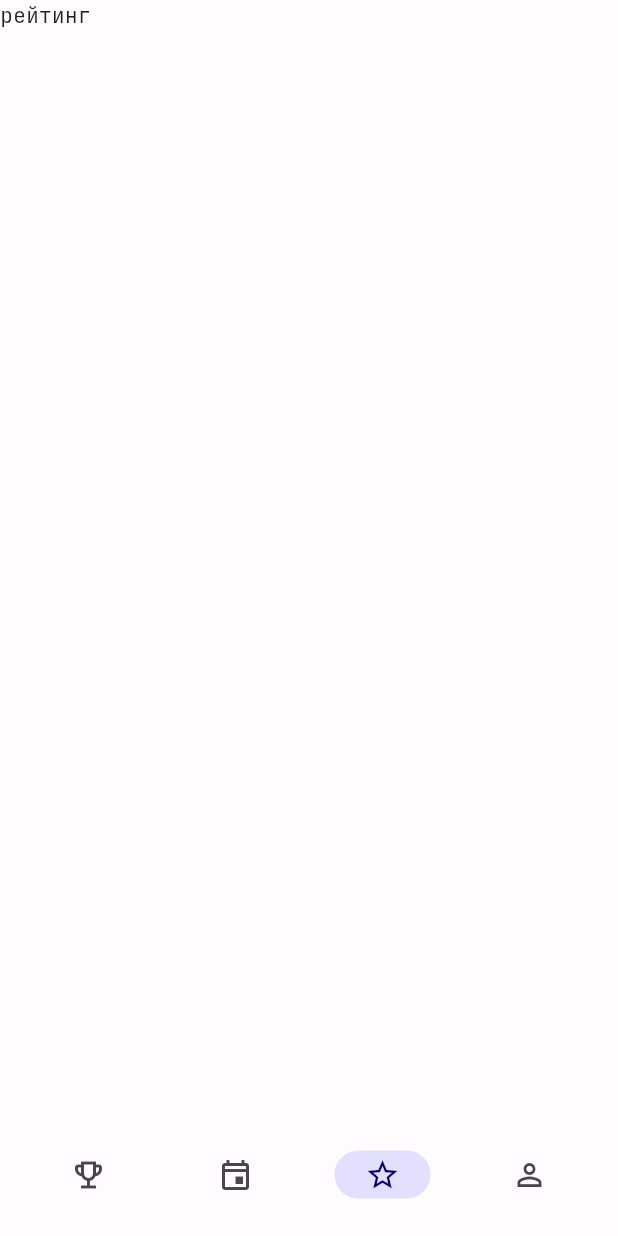
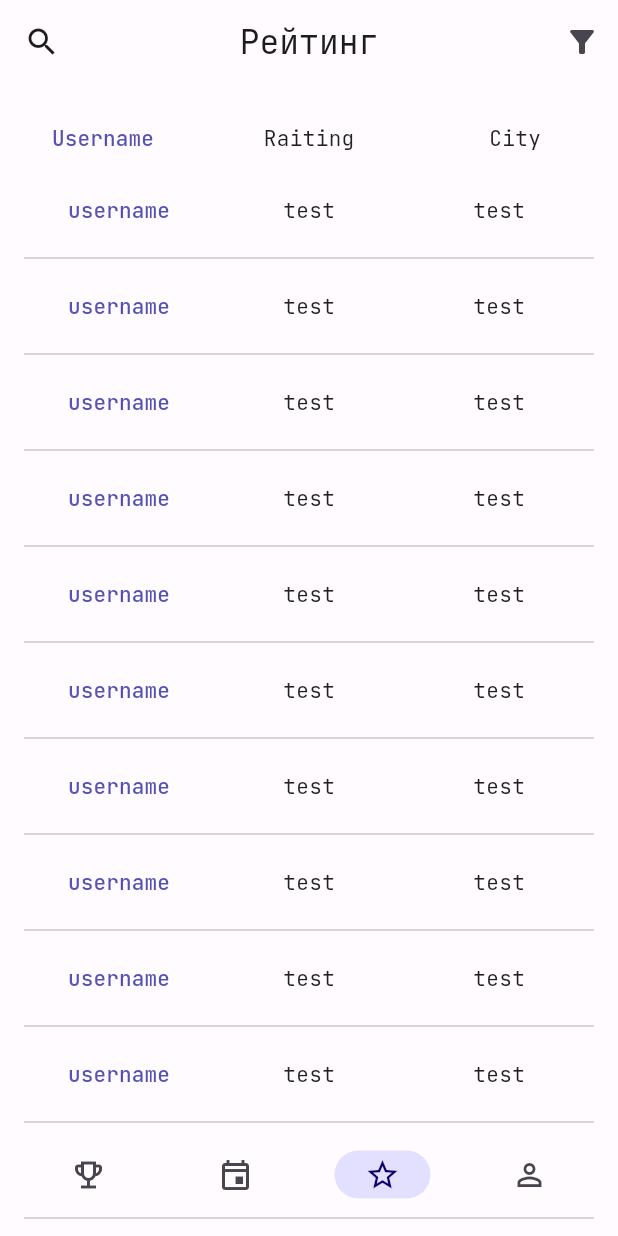
Before and after one commit to netos23/fsp_russia_app, a Flutter app: the screen it shows after launch, item 3 of the bottom bar chosen, on a phone screen of 412 x 824 dp. Run offline on Flutter 3.47's test engine with Material 2 defaults, Android fonts, the phone set to English and light mode, and no system bars; our stand-ins replace auto_route, flutter_widget_from_html_core, google_fonts, shimmer, table_calendar; missing offline and left inert: markdown; network calls fail.

Commit message:
changed rating screen

```diff
--- a/lib/screens/rating_screen/rating_screen.dart
+++ b/lib/screens/rating_screen/rating_screen.dart
@@ -1,5 +1,8 @@
 import 'package:auto_route/auto_route.dart';
 import 'package:flutter/material.dart';
+import 'package:fsp_russia_app/screens/rating_screen/rating_screen_presenter.dart';
+import 'package:fsp_russia_app/screens/rating_screen/rating_screen_view.dart';
+import 'package:provider/provider.dart';
 
 @RoutePage()
 class RatingScreen extends StatelessWidget {
@@ -7,10 +10,9 @@ class RatingScreen extends StatelessWidget {
 
   @override
   Widget build(BuildContext context) {
-    return const Scaffold(
-      body: Text(
-          'рейтинг'
-      ),
+    return Provider(
+      create: (_) => RatingScreenPresenter(),
+      child: const RatingScreenView(),
     );
   }
 }
--- /dev/null
+++ b/lib/screens/rating_screen/rating_screen_presenter.dart
@@ -0,0 +1,5 @@
+class RatingScreenPresenter {
+
+  void toUserProfile() {
+  }
+}
--- /dev/null
+++ b/lib/screens/rating_screen/rating_screen_view.dart
@@ -0,0 +1,87 @@
+import 'package:flutter/material.dart';
+import 'package:provider/provider.dart';
+
+import 'rating_screen_presenter.dart';
+
+class RatingScreenView extends StatelessWidget {
+  const RatingScreenView({Key? key}) : super(key: key);
+
+  @override
+  Widget build(BuildContext context) {
+    final presenter = context.read<RatingScreenPresenter>();
+
+    return Scaffold(
+        body: CustomScrollView(
+          slivers: [
+            SliverAppBar(
+              leading: IconButton(onPressed: (){}, icon: Icon(Icons.search)),
+              actions: [IconButton(onPressed: (){}, icon: Icon(Icons.filter_alt))],
+              floating: true,
+              centerTitle: true,
+              title: Text('Рейтинг'),
+              bottom: PreferredSize(
+                preferredSize: Size.fromHeight(60),
+                child: Row(
+                  mainAxisSize: MainAxisSize.max,
+                  children: [
+                    Expanded(
+                      child: Container(
+                        child: Center(
+                            child: TextButton(
+                              onPressed: () {},
+                              child: Text('Username'),
+                            )),
+                      ),
+                    ),
+                    Expanded(
+                      child: Container(
+                        child: const Center(child: Text('Raiting')),
+                      ),
+                    ),
+                    Expanded(
+                      child: Container(
+                        child: const Center(child: Text('City')),
+                      ),
+                    ),
+                  ],
+                ),
+              ),
+            ),
+            SliverPadding(
+              padding: const EdgeInsets.symmetric(horizontal: 16),
+              sliver: SliverList(
+                delegate: SliverChildBuilderDelegate((context, index) {
+                  if (index.isEven) {
+                    return Row(
+                      mainAxisSize: MainAxisSize.max,
+                      children: [
+                        Expanded(
+                          child: Container(
+                            child: Center(
+                                child: TextButton(
+                                  onPressed: presenter.toUserProfile,
+                                  child: Text('username'),
+                                )),
+                          ),
+                        ),
+                        Expanded(
+                          child: Container(
+                            child: const Center(child: Text('test')),
+                          ),
+                        ),
+                        Expanded(
+                          child: Container(
+                            child: const Center(child: Text('test')),
+                          ),
+                        ),
+                      ],
+                    );
+                  }
+                  return const Divider();
+                }),
+              ),
+            ),
+          ],
+        ));
+  }
+}
--- a/pubspec.yaml
+++ b/pubspec.yaml
@@ -45,6 +45,7 @@ dependencies:
   shimmer: ^2.0.0
   flutter_markdown: ^0.6.14
   markdown_widget: ^2.1.0
+  flutter_widget_from_html_core: ^0.10.0
 
 dev_dependencies:
   flutter_test:
```
Also changed, not shown: lib/screens/contest_detail/contest_detail_view.dart (+251 -1 lines), pubspec.lock.
